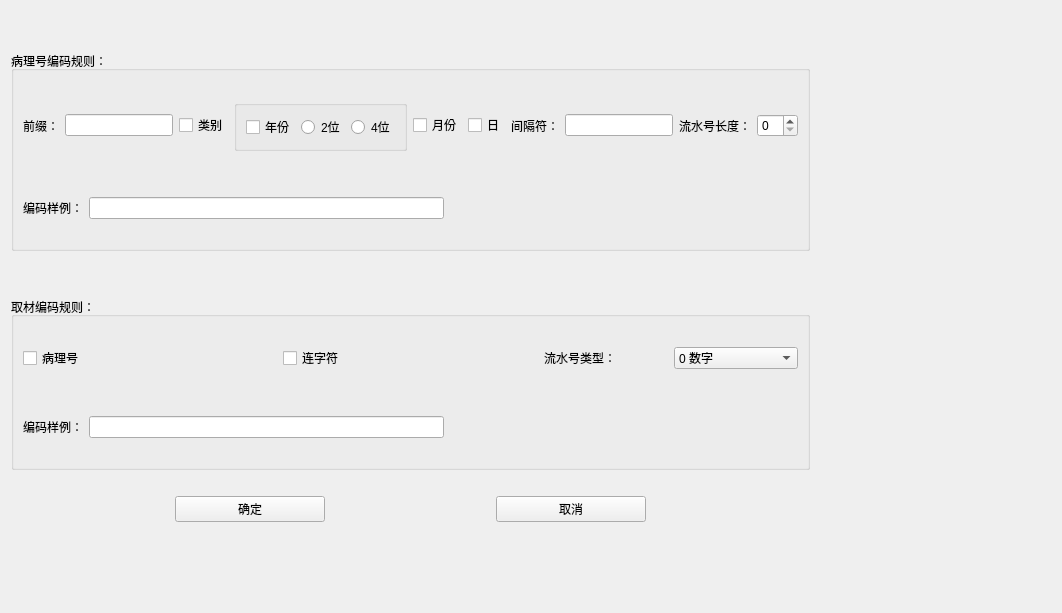
Above: tabsystemset/otherwidget/coderole.ui from YYC572652645/PatholoSystem before the change. Below: the same form after it.
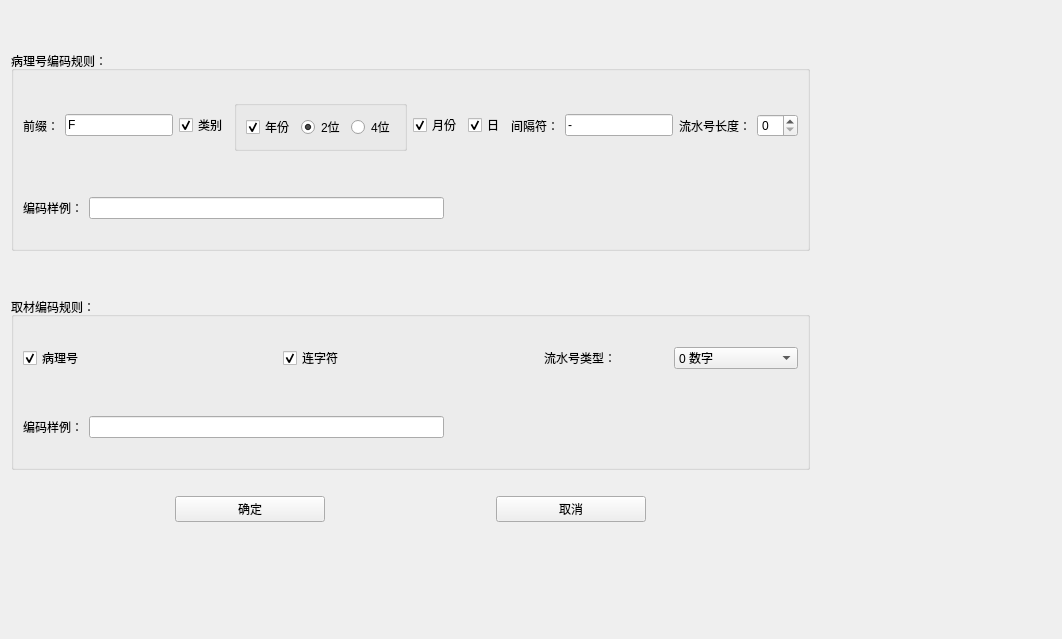
That is the form after the change.

Diff of the .ui file:
```diff
--- a/tabsystemset/otherwidget/coderole.ui
+++ b/tabsystemset/otherwidget/coderole.ui
@@ -7,7 +7,7 @@
     <x>0</x>
     <y>0</y>
     <width>1062</width>
-    <height>613</height>
+    <height>639</height>
    </rect>
   </property>
   <property name="windowTitle">
@@ -79,7 +79,11 @@
                    </widget>
                   </item>
                   <item>
-                   <widget class="QLineEdit" name="lineEditPrefix"/>
+                   <widget class="QLineEdit" name="lineEditPrefix">
+                    <property name="text">
+                     <string>F</string>
+                    </property>
+                   </widget>
                   </item>
                  </layout>
                 </item>
@@ -88,6 +92,9 @@
                   <property name="text">
                    <string>类别</string>
                   </property>
+                  <property name="checked">
+                   <bool>true</bool>
+                  </property>
                  </widget>
                 </item>
                 <item>
@@ -105,6 +112,9 @@
                          <property name="text">
                           <string>年份</string>
                          </property>
+                         <property name="checked">
+                          <bool>true</bool>
+                         </property>
                         </widget>
                        </item>
                        <item>
@@ -112,6 +122,9 @@
                          <property name="text">
                           <string>2位</string>
                          </property>
+                         <property name="checked">
+                          <bool>true</bool>
+                         </property>
                         </widget>
                        </item>
                        <item>
@@ -135,6 +148,9 @@
                     <property name="text">
                      <string>月份</string>
                     </property>
+                    <property name="checked">
+                     <bool>true</bool>
+                    </property>
                    </widget>
                   </item>
                   <item>
@@ -142,6 +158,9 @@
                     <property name="text">
                      <string>日</string>
                     </property>
+                    <property name="checked">
+                     <bool>true</bool>
+                    </property>
                    </widget>
                   </item>
                   <item>
@@ -152,7 +171,11 @@
                    </widget>
                   </item>
                   <item>
-                   <widget class="QLineEdit" name="lineEditSpin"/>
+                   <widget class="QLineEdit" name="lineEditSpin">
+                    <property name="text">
+                     <string>-</string>
+                    </property>
+                   </widget>
                   </item>
                  </layout>
                 </item>
@@ -297,6 +320,9 @@
                   <property name="text">
                    <string>病理号</string>
                   </property>
+                  <property name="checked">
+                   <bool>true</bool>
+                  </property>
                  </widget>
                 </item>
                 <item>
@@ -304,6 +330,9 @@
                   <property name="text">
                    <string>连字符</string>
                   </property>
+                  <property name="checked">
+                   <bool>true</bool>
+                  </property>
                  </widget>
                 </item>
                 <item>
```
